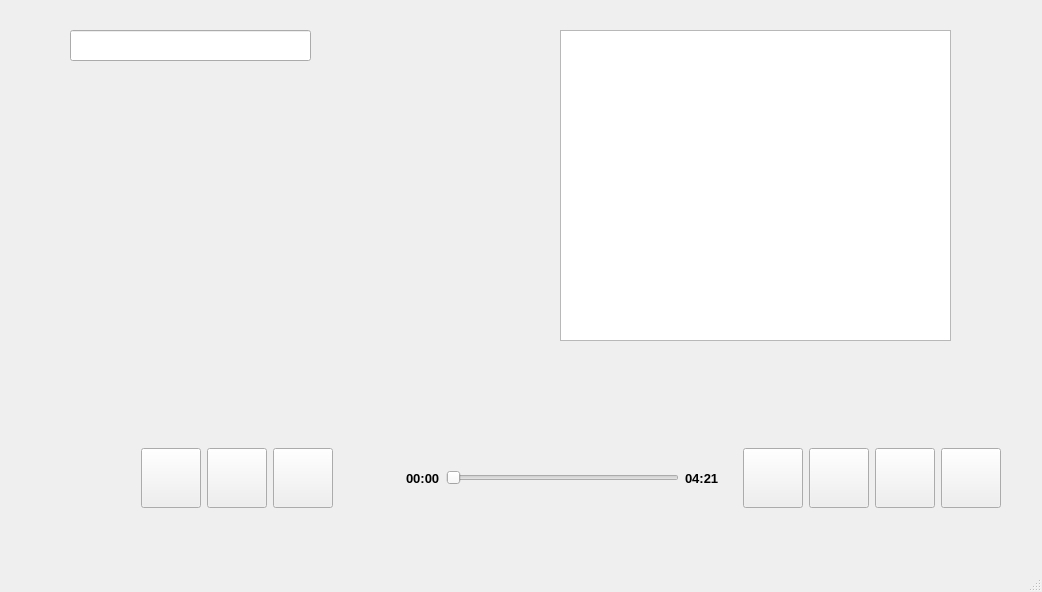
This is musicmenu.ui in bduebdu/musicplayer as Qt 5 draws it before an edit. The edited form follows.
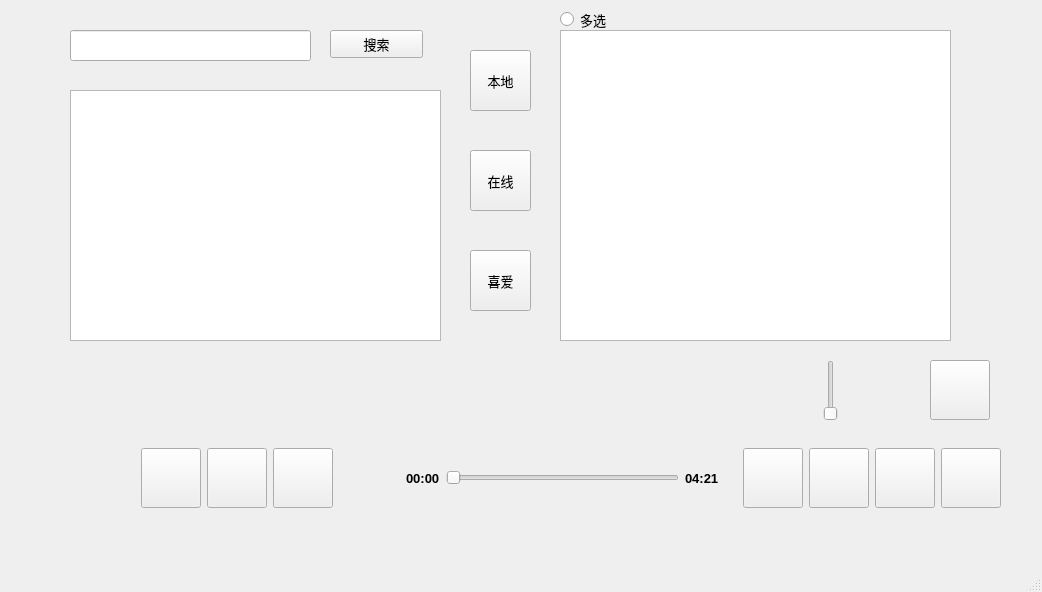
This is the edited form.

The edit to the form file:
```diff
--- a/musicmenu.ui
+++ b/musicmenu.ui
@@ -327,6 +327,119 @@
      </rect>
     </property>
    </widget>
+   <widget class="QPushButton" name="searchBtn">
+    <property name="geometry">
+     <rect>
+      <x>330</x>
+      <y>30</y>
+      <width>93</width>
+      <height>28</height>
+     </rect>
+    </property>
+    <property name="text">
+     <string>搜索</string>
+    </property>
+   </widget>
+   <widget class="QPushButton" name="localBtn">
+    <property name="geometry">
+     <rect>
+      <x>470</x>
+      <y>50</y>
+      <width>61</width>
+      <height>61</height>
+     </rect>
+    </property>
+    <property name="text">
+     <string>本地</string>
+    </property>
+   </widget>
+   <widget class="QPushButton" name="loveBtn">
+    <property name="geometry">
+     <rect>
+      <x>470</x>
+      <y>250</y>
+      <width>61</width>
+      <height>61</height>
+     </rect>
+    </property>
+    <property name="text">
+     <string>喜爱</string>
+    </property>
+   </widget>
+   <widget class="QPushButton" name="onlineBtn">
+    <property name="geometry">
+     <rect>
+      <x>470</x>
+      <y>150</y>
+      <width>61</width>
+      <height>61</height>
+     </rect>
+    </property>
+    <property name="text">
+     <string>在线</string>
+    </property>
+   </widget>
+   <widget class="QListWidget" name="lyricWidget">
+    <property name="geometry">
+     <rect>
+      <x>70</x>
+      <y>90</y>
+      <width>371</width>
+      <height>251</height>
+     </rect>
+    </property>
+   </widget>
+   <widget class="QSlider" name="volumeSlider">
+    <property name="geometry">
+     <rect>
+      <x>820</x>
+      <y>360</y>
+      <width>22</width>
+      <height>61</height>
+     </rect>
+    </property>
+    <property name="orientation">
+     <enum>Qt::Vertical</enum>
+    </property>
+   </widget>
+   <widget class="QPushButton" name="downloadBtn">
+    <property name="geometry">
+     <rect>
+      <x>930</x>
+      <y>360</y>
+      <width>60</width>
+      <height>60</height>
+     </rect>
+    </property>
+    <property name="minimumSize">
+     <size>
+      <width>60</width>
+      <height>60</height>
+     </size>
+    </property>
+    <property name="maximumSize">
+     <size>
+      <width>60</width>
+      <height>60</height>
+     </size>
+    </property>
+    <property name="text">
+     <string/>
+    </property>
+   </widget>
+   <widget class="QRadioButton" name="radioBtn">
+    <property name="geometry">
+     <rect>
+      <x>560</x>
+      <y>10</y>
+      <width>115</width>
+      <height>19</height>
+     </rect>
+    </property>
+    <property name="text">
+     <string>多选</string>
+    </property>
+   </widget>
   </widget>
   <widget class="QMenuBar" name="menubar">
    <property name="geometry">
```
Left out of the diff: 1 changed line with no effect on the pictures.
